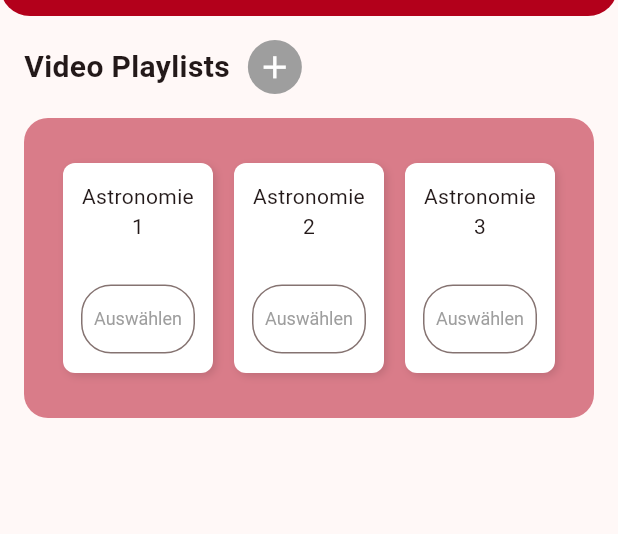
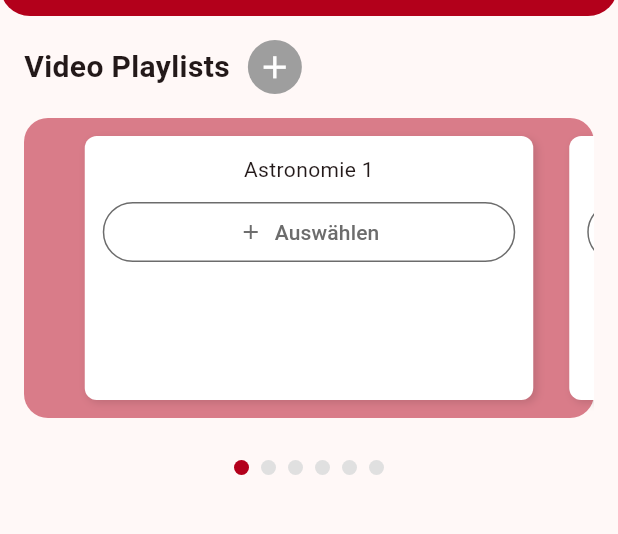
Before and after one commit to KompetenzRaul/Lernapp, a Flutter app: the screen it shows after launch, after a tap on the "add" icon, on a phone screen of 412 x 824 dp, the part 68-602 px from its top. Run offline on Flutter 3.47's test engine with Material 3 defaults, Android fonts, the phone set to English and light mode, and no system bars; drawn by our look-alikes of smooth_page_indicator.

Commit message:
Added carousel for Playlists

```diff
--- a/app/lib/main.dart
+++ b/app/lib/main.dart
@@ -1,4 +1,5 @@
 import 'package:flutter/material.dart';
+import 'package:smooth_page_indicator/smooth_page_indicator.dart';
 
 void main() {
   runApp(const MyApp());
@@ -38,24 +39,10 @@
   State<MyHomePage> createState() => _MyHomePageState();
 }
 
-Widget _buildPlaylistPage(int pageIndex) {
-  return Padding(
-    padding: const EdgeInsets.all(12.0),
-    child: Row(
-      mainAxisAlignment: MainAxisAlignment.spaceEvenly,
-      children: List.generate(3, (index) {
-        return _buildPlaylistCard(
-          "Astronomie ${(pageIndex - 1) * 3 + index + 1}",
-        );
-      }),
-    ),
-  );
-}
-
 Widget _buildPlaylistCard(String name) {
   return Container(
     width: 100,
-    height: 140,
+    height: 180,
     padding: const EdgeInsets.all(12),
     decoration: BoxDecoration(
       color: Colors.white,
@@ -65,7 +52,7 @@
       ],
     ),
     child: Column(
-      mainAxisAlignment: MainAxisAlignment.spaceBetween,
+      mainAxisSize: MainAxisSize.min,
       children: [
         Text(name, textAlign: TextAlign.center),
         const SizedBox(height: 8),
@@ -75,17 +62,32 @@
             color: Colors.transparent,
             borderRadius: BorderRadius.circular(20),
           ),
-          child: OutlinedButton(
-            style: OutlinedButton.styleFrom(
-              padding: const EdgeInsets.symmetric(vertical: 16),
-              foregroundColor: Colors.grey,
-              textStyle: const TextStyle(fontSize: 12),
-              shape: RoundedRectangleBorder(
-                borderRadius: BorderRadius.circular(20),
+          child: OutlinedButton.icon(
+            onPressed: () {},
+            icon: const Icon(
+              Icons.add,
+              size: 16,
+              color: Color(0xFF6C6C6C), // graues Icon
+            ),
+            label: const Text(
+              "Auswählen",
+              style: TextStyle(
+                fontSize: 14,
+                fontWeight: FontWeight.w500,
+                color: Color(0xFF6C6C6C), // grauer Text
               ),
             ),
-            onPressed: () {},
-            child: const Text("Auswählen"),
+            style: OutlinedButton.styleFrom(
+              side: const BorderSide(
+                color: Color(0xFF6C6C6C), // grauer Rahmen
+                width: 1,
+              ),
+              shape: RoundedRectangleBorder(
+                borderRadius: BorderRadius.circular(30), // pillenförmig
+              ),
+              padding: const EdgeInsets.symmetric(vertical: 8, horizontal: 16),
+              backgroundColor: Colors.transparent,
+            ),
           ),
         ),
       ],
@@ -94,7 +96,19 @@
 }
 
 class _MyHomePageState extends State<MyHomePage> {
+  final PageController _pageController = PageController(viewportFraction: 0.85);
+  int _currentPage = 0;
+
   @override
+  void initState() {
+    super.initState();
+    _pageController.addListener(() {
+      setState(() {
+        _currentPage = _pageController.page!.round();
+      });
+    });
+  }
+
   Widget build(BuildContext context) {
     return Scaffold(
       appBar: AppBar(centerTitle: true, title: Text(widget.title)),
@@ -122,8 +136,8 @@
                       width: 36,
                       height: 36,
                       decoration: BoxDecoration(
-                        color: Colors.grey, // Hintergrundfarbe
-                        shape: BoxShape.circle, // macht ihn rund
+                        color: Colors.grey,
+                        shape: BoxShape.circle,
                       ),
                       child: IconButton(
                         padding: EdgeInsets.zero,
@@ -145,8 +159,31 @@
                     color: const Color(0x80B3001B), // transparentes Rot
                     borderRadius: BorderRadius.circular(16),
                   ),
-                  child: PageView(
-                    children: [_buildPlaylistPage(1), _buildPlaylistPage(2)],
+                  child: PageView.builder(
+                    controller: _pageController,
+                    itemCount: 6,
+                    itemBuilder: (context, index) {
+                      return Padding(
+                        padding: const EdgeInsets.symmetric(
+                          horizontal: 12.0,
+                          vertical: 12.0,
+                        ),
+                        child: _buildPlaylistCard("Astronomie ${index + 1}"),
+                      );
+                    },
+                  ),
+                ),
+                const SizedBox(height: 12),
+                Center(
+                  child: SmoothPageIndicator(
+                    controller: _pageController,
+                    count: 6,
+                    effect: WormEffect(
+                      dotHeight: 10,
+                      dotWidth: 10,
+                      activeDotColor: Color(0xFFB3001B),
+                      dotColor: Colors.grey.shade300,
+                    ),
                   ),
                 ),
               ],
```
Also changed, not shown: app/pubspec.yaml (+2 -69 lines), app/pubspec.lock.
